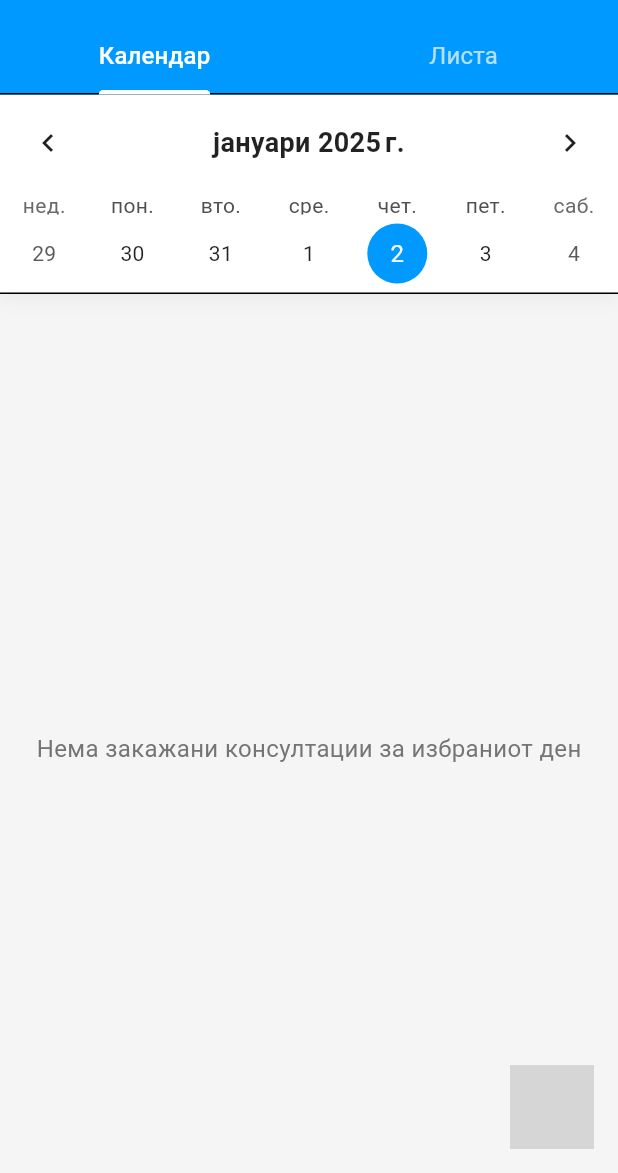
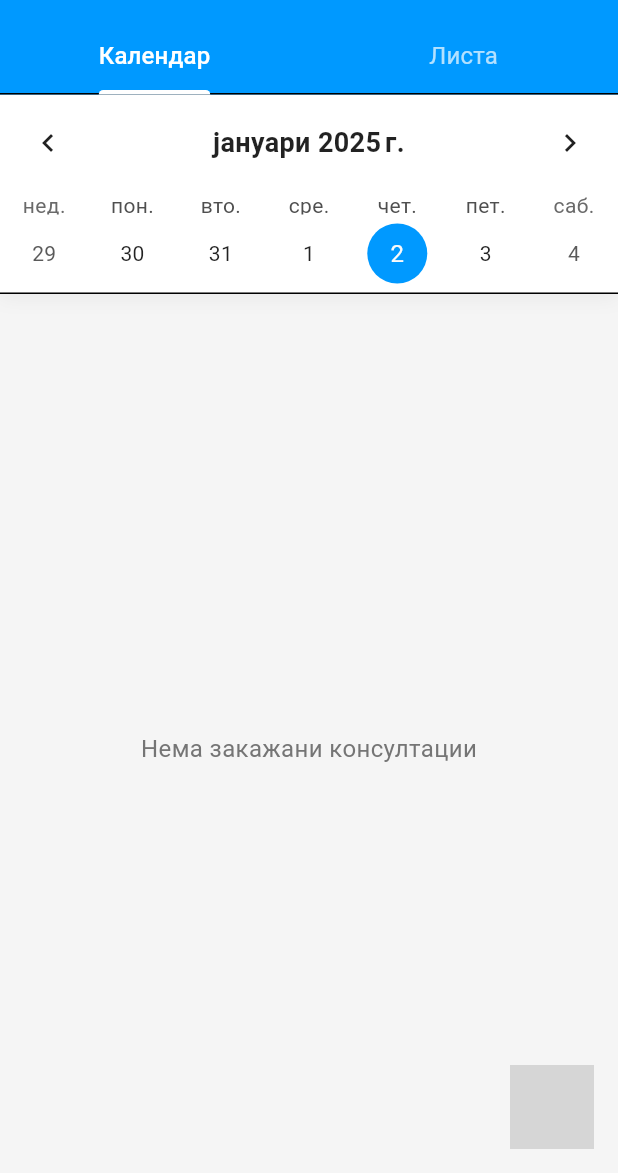
Before and after one commit to bokii2/konsultacii, a Flutter app: the ProfessorDashboard screen opened directly, on a phone screen of 412 x 824 dp, the part 63-1236 px from its top. Run offline on Flutter 3.47's test engine with Material 3 defaults, Android fonts, the phone set to English and light mode, and no system bars; drawn by our look-alikes of table_calendar; missing offline and left inert: circular_menu; network calls fail; grey boxes are pictures that could not be loaded.

Commit message:
styling improvements

```diff
--- a/lib/screens/professor_dashboard/professor_dashboard.dart
+++ b/lib/screens/professor_dashboard/professor_dashboard.dart
@@ -148,13 +148,14 @@ class _ProfessorDashboardState extends State<ProfessorDashboard> {
   Widget build(BuildContext context) {
     return Builder(
       builder: (context) => DefaultTabController(
-        length: 2,
+        length: 3,
         child: Scaffold(
           appBar: _buildAppBar(context),
           body: TabBarView(
             children: [
               _buildCalendarView(),
               _buildListView(),
+              const SizedBox(height: 100)
             ],
           ),
           floatingActionButton: _buildFloatingActionButton(),
@@ -218,8 +219,7 @@ class _ProfessorDashboardState extends State<ProfessorDashboard> {
                 height: 50,
                 child: CircularProgressIndicator(
                   strokeWidth: 4,
-                        valueColor: AlwaysStoppedAnimation<Color>(Color(
-                            0xFF0099FF)), // Optional: match your theme color
+                  valueColor: AlwaysStoppedAnimation<Color>(Color(0xFF0099FF)),
                 ),
               ),
             ),
@@ -296,11 +296,12 @@ class _ProfessorDashboardState extends State<ProfessorDashboard> {
 
   Widget _buildConsultationsForSelectedDay() {
     if (_selectedDay == null) {
-      return const Center(
+      return Container(
+        alignment: Alignment.center,
         child: Text(
-          'Изберете ден за да ги видите консултациите',
+          'Нема закажани консултации',
           style: TextStyle(
-            color: Colors.grey,
+            color: Colors.grey[600],
             fontSize: 16,
           ),
         ),
@@ -310,23 +311,30 @@ class _ProfessorDashboardState extends State<ProfessorDashboard> {
     final consultationsForDay = _getConsultationsForDay(_selectedDay!);
 
     if (consultationsForDay.isEmpty) {
-      return Center(
-        child: Text(
-          'Нема закажани консултации за избраниот ден',
+      return ConstrainedBox(
+        constraints: const BoxConstraints.expand(),
+        child: Column(
+          mainAxisAlignment: MainAxisAlignment.center,
+          crossAxisAlignment: CrossAxisAlignment.center,
+          children: [
+            Text(
+              'Нема закажани консултации',
               style: TextStyle(
                 color: Colors.grey[600],
                 fontSize: 16,
               ),
+            ),
+          ],
         ),
       );
     }
 
     return ListView.builder(
       padding: const EdgeInsets.all(16),
-      itemCount: consultationsForDay.length,
+      itemCount: consultationsForDay.length + 1,
       itemBuilder: (context, index) {
-        if (index >= consultationsForDay.length) {
-          return const SizedBox.shrink();
+        if (index == consultationsForDay.length) {
+          return const SizedBox(height: 80); // Space for FAB
         }
         return Padding(
           padding: const EdgeInsets.only(bottom: 12),
@@ -359,10 +367,10 @@ class _ProfessorDashboardState extends State<ProfessorDashboard> {
 
     return ListView.builder(
       padding: const EdgeInsets.all(16),
-      itemCount: consultations.length,
+      itemCount: consultations.length + 1, // Add 1 for the extra space item
       itemBuilder: (context, index) {
-        if (index >= consultations.length) {
-          return const SizedBox.shrink();
+        if (index == consultations.length) {
+          return const SizedBox(height: 80); // Space for FAB
         }
         return Padding(
           padding: const EdgeInsets.only(bottom: 12),
--- a/lib/widgets/consultation_card.dart
+++ b/lib/widgets/consultation_card.dart
@@ -307,10 +307,7 @@ class ConsultationCard extends StatelessWidget {
   Widget _buildActions(BuildContext context) {
     return Column(
       children: [
-        Wrap(
-          alignment: WrapAlignment.end,
-          spacing: 8.0, // Horizontal spacing between widgets
-          runSpacing: 4.0, // Vertical spacing between rows if wrapped
+        Row(
           children: [
             if (isProfessor) ...[
               if (consultation.status == ConsultationStatus.ACTIVE)
@@ -332,6 +329,7 @@ class ConsultationCard extends StatelessWidget {
                     );
                   },
                 ),
+              const Spacer(),
               IconButton(
                 icon: const Icon(Icons.edit, color: Color(0xFF0099FF)),
                 onPressed:
```
Lines whose indentation alone changed are shown as unchanged.
